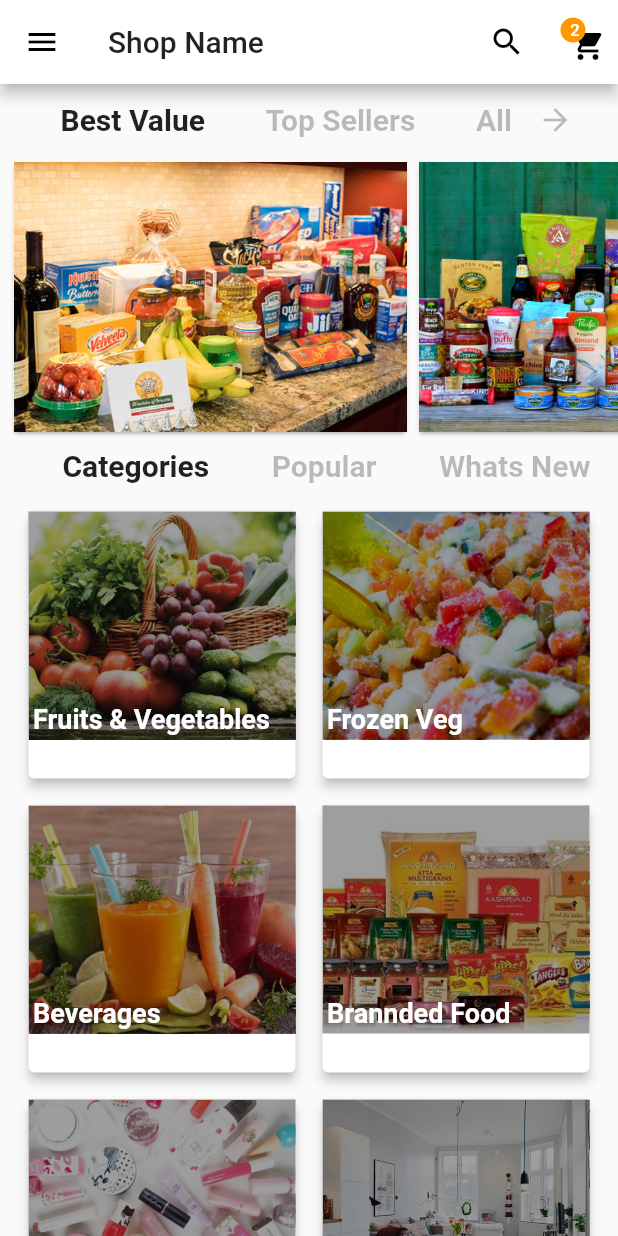
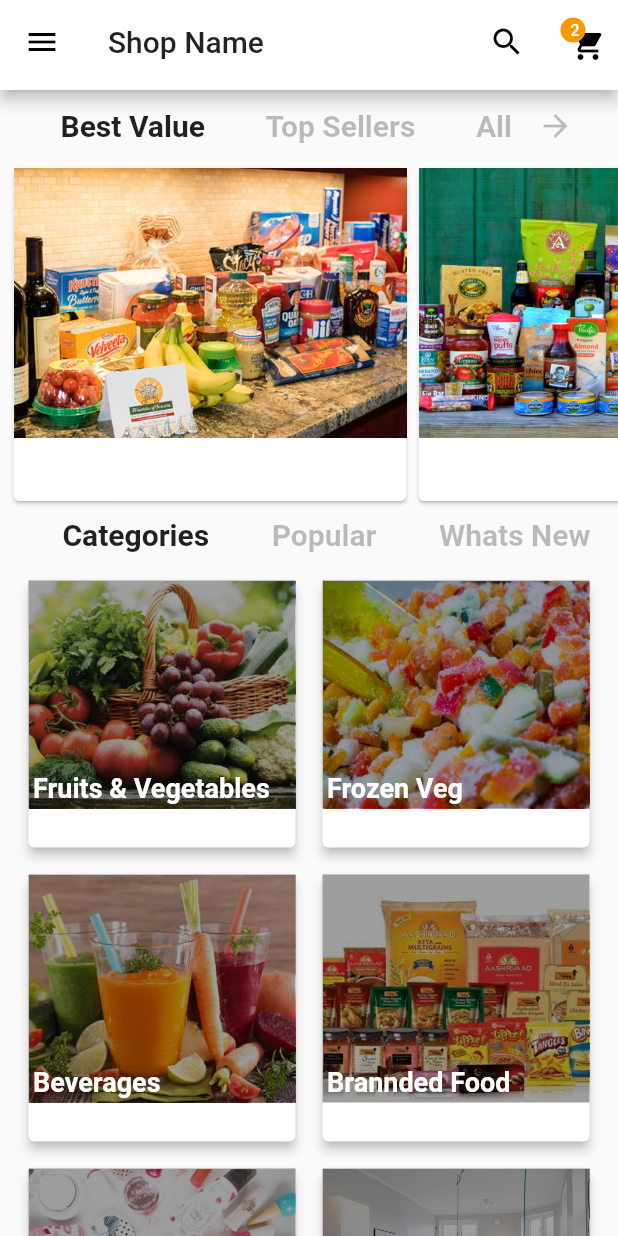
Before and after one commit to ianlikono/easygoodies, a Flutter app: the screen it shows after launch, in the side drawer, after a tap on the "search" icon, on a phone screen of 412 x 824 dp. Run offline on Flutter 3.47's test engine with Material 2 defaults, Android fonts, the phone set to English and light mode, and no system bars; network calls fail.

Commit message:
refactored homePage

```diff
--- a/lib/src/screens/home_screen.dart
+++ b/lib/src/screens/home_screen.dart
@@ -1,17 +1,12 @@
 import 'package:flutter/material.dart';
 
 import '../../utils/photo.dart';
+import '../widgets/app_bar_menu.dart';
+import '../widgets/drawer_menu.dart';
 
-class HomeScreen extends StatefulWidget {
-  @override
-  State<StatefulWidget> createState() {
-    return HomeScreenState();
-  }
-}
-
-class HomeScreenState extends State<HomeScreen> {
-  List list = ['12', '11'];
-  List<Photo> photos = <Photo>[
+class HomeScreen extends StatelessWidget {
+  final List list = ['12', '11'];
+  final List<Photo> photos = <Photo>[
     Photo(
       assetName: 'images/veg.jpg',
       title: 'Fruits & Vegetables',
@@ -48,7 +43,6 @@ class HomeScreenState extends State<HomeScreen> {
 
   final List<String> items = ['Balbhadra', 'Maulik', 'Roshi'];
   static const double height = 366.0;
-  String name = 'My Wishlist';
 
   @override
   Widget build(BuildContext context) {
@@ -60,145 +54,8 @@ class HomeScreenState extends State<HomeScreen> {
     ShapeBorder shapeBorder;
 
     return Scaffold(
-      appBar: AppBar(
-        backgroundColor: Colors.white,
-        title: Text('Shop Name'),
-        actions: <Widget>[
-          IconButton(
-            tooltip: 'Seearch',
-            icon: Icon(Icons.search),
-            onPressed: () async {
-              final int selected = await showSearch<int>(
-                context: context,
-                // delegate: _delegate,
-              );
-            },
-          ),
-          Padding(
-            padding: EdgeInsets.all(10.0),
-            child: Container(
-              height: 150.0,
-              width: 30.0,
-              child: GestureDetector(
-                onTap: () {},
-                child: Stack(
-                  children: <Widget>[
-                    IconButton(
-                      icon: Icon(Icons.shopping_cart),
-                      onPressed: () {
-                        // TODO: navigate to cart screen
-                      },
-                    ),
-                    list.length == 0
-                        ? Container()
-                        : Positioned(
-                            child: Stack(
-                              children: <Widget>[
-                                Icon(
-                                  Icons.brightness_1,
-                                  size: 20.0,
-                                  color: Colors.orange.shade500,
-                                ),
-                                Positioned(
-                                  top: 4.0,
-                                  right: 5.5,
-                                  child: Center(
-                                    child: Text(
-                                      list.length.toString(),
-                                      style: TextStyle(
-                                          color: Colors.white,
-                                          fontSize: 11.0,
-                                          fontWeight: FontWeight.w500),
-                                    ),
-                                  ),
-                                ),
-                              ],
-                            ),
-                          )
-                  ],
-                ),
-              ),
-            ),
-          ),
-        ],
-      ),
-      drawer: Drawer(
-        child: ListView(
-          children: <Widget>[
-            Card(
-              child: UserAccountsDrawerHeader(
-                accountName: Text('Ian Likono'),
-                accountEmail: Text('ianlikono@gmail.com'),
-                onDetailsPressed: () {
-                  // TODO: navigate to accounts screen
-                },
-                decoration: BoxDecoration(
-                    backgroundBlendMode: BlendMode.difference,
-                    color: Colors.white30),
-                currentAccountPicture: CircleAvatar(
-                  backgroundImage: NetworkImage(
-                      "https://www.fakenamegenerator.com/images/sil-female.png"),
-                ),
-              ),
-            ),
-            Card(
-              elevation: 4.0,
-              child: Column(
-                children: <Widget>[
-                  ListTile(
-                    leading: Icon(Icons.favorite),
-                    title: Text(name),
-                    onTap: () {
-                      // TODO: navigate to item favourite screen(Item_Screen)
-                    },
-                  ),
-                  Divider(),
-                  ListTile(
-                    leading: Icon(Icons.history),
-                    title: Text('Order History'),
-                    onTap: () {
-                      // TODO: navigate to order history page
-                    },
-                  )
-                ],
-              ),
-            ),
-            Card(
-              elevation: 4.0,
-              child: Column(
-                children: <Widget>[
-                  ListTile(
-                    leading: Icon(Icons.settings),
-                    title: Text('Settings'),
-                    onTap: () {
-                      // TODO: navigate to settings screen
-                    },
-                  ),
-                  Divider(),
-                  ListTile(
-                    leading: Icon(Icons.help),
-                    title: Text('Help'),
-                    onTap: () {
-                      // TODO: navigate to help screen
-                    },
-                  )
-                ],
-              ),
-            ),
-            Card(
-              elevation: 4.0,
-              child: ListTile(
-                leading: Icon(Icons.power_settings_new),
-                title: Text('Logout',
-                    style: TextStyle(color: Colors.redAccent, fontSize: 17.0)),
-                onTap: () {
-                  // TODO: Logout and go to login screen
-                },
-              ),
-            ),
-          ],
-        ),
-      ),
+      appBar: AppBarMenu(),
+      drawer: DrawerMenu(),
       body: SingleChildScrollView(
         child: Container(
           child: Column(children: <Widget>[
@@ -259,7 +116,7 @@ class HomeScreenState extends State<HomeScreen> {
               ],
             ),
             Container(
-              height: 188.0,
+              height: 230.0,
               margin: EdgeInsets.only(left: 5.0),
               child:
                   ListView(scrollDirection: Axis.horizontal, children: <Widget>[
@@ -521,7 +378,7 @@ class HomeScreenState extends State<HomeScreen> {
     );
   }
 
-  Icon keyloch = Icon(
+  final Icon keyloch = Icon(
     Icons.arrow_forward,
     color: Colors.black26,
   );
--- /dev/null
+++ b/lib/src/widgets/app_bar_menu.dart
@@ -0,0 +1,72 @@
+import 'package:flutter/material.dart';
+
+class AppBarMenu extends StatelessWidget implements PreferredSizeWidget {
+  @override
+  Size get preferredSize => Size.fromHeight(60.0);
+  final List list = ['12', '11'];
+  @override
+  Widget build(BuildContext context) {
+    return AppBar(
+      backgroundColor: Colors.white,
+      title: Text('Shop Name'),
+      actions: <Widget>[
+        IconButton(
+          tooltip: 'Seearch',
+          icon: Icon(Icons.search),
+          onPressed: () async {
+            final int selected = await showSearch<int>(
+              context: context,
+              // delegate: _delegate,
+            );
+          },
+        ),
+        Padding(
+          padding: EdgeInsets.all(10.0),
+          child: Container(
+            height: 150.0,
+            width: 30.0,
+            child: GestureDetector(
+              onTap: () {},
+              child: Stack(
+                children: <Widget>[
+                  IconButton(
+                    icon: Icon(Icons.shopping_cart),
+                    onPressed: () {
+                      // TODO: navigate to cart screen
+                    },
+                  ),
+                  list.length == 0
+                      ? Container()
+                      : Positioned(
+                          child: Stack(
+                            children: <Widget>[
+                              Icon(
+                                Icons.brightness_1,
+                                size: 20.0,
+                                color: Colors.orange.shade500,
+                              ),
+                              Positioned(
+                                top: 4.0,
+                                right: 5.5,
+                                child: Center(
+                                  child: Text(
+                                    list.length.toString(),
+                                    style: TextStyle(
+                                        color: Colors.white,
+                                        fontSize: 11.0,
+                                        fontWeight: FontWeight.w500),
+                                  ),
+                                ),
+                              ),
+                            ],
+                          ),
+                        )
+                ],
+              ),
+            ),
+          ),
+        ),
+      ],
+    );
+  }
+}
--- /dev/null
+++ b/lib/src/widgets/drawer_menu.dart
@@ -0,0 +1,85 @@
+import 'package:flutter/material.dart';
+
+class DrawerMenu extends StatelessWidget {
+  final String name = 'My Wishlist';
+  @override
+  Widget build(BuildContext context) {
+    return Drawer(
+      child: ListView(
+        children: <Widget>[
+          Card(
+            child: UserAccountsDrawerHeader(
+              accountName: Text('Ian Likono'),
+              accountEmail: Text('ianlikono@gmail.com'),
+              onDetailsPressed: () {
+                // TODO: navigate to accounts screen
+              },
+              decoration: BoxDecoration(
+                  backgroundBlendMode: BlendMode.difference,
+                  color: Colors.white30),
+              currentAccountPicture: CircleAvatar(
+                backgroundImage: NetworkImage(
+                    "https://www.fakenamegenerator.com/images/sil-female.png"),
+              ),
+            ),
+          ),
+          Card(
+            elevation: 4.0,
+            child: Column(
+              children: <Widget>[
+                ListTile(
+                  leading: Icon(Icons.favorite),
+                  title: Text(name),
+                  onTap: () {
+                    // TODO: navigate to item favourite screen(Item_Screen)
+                  },
+                ),
+                Divider(),
+                ListTile(
+                  leading: Icon(Icons.history),
+                  title: Text('Order History'),
+                  onTap: () {
+                    // TODO: navigate to order history page
+                  },
+                )
+              ],
+            ),
+          ),
+          Card(
+            elevation: 4.0,
+            child: Column(
+              children: <Widget>[
+                ListTile(
+                  leading: Icon(Icons.settings),
+                  title: Text('Settings'),
+                  onTap: () {
+                    // TODO: navigate to settings screen
+                  },
+                ),
+                Divider(),
+                ListTile(
+                  leading: Icon(Icons.help),
+                  title: Text('Help'),
+                  onTap: () {
+                    // TODO: navigate to help screen
+                  },
+                )
+              ],
+            ),
+          ),
+          Card(
+            elevation: 4.0,
+            child: ListTile(
+              leading: Icon(Icons.power_settings_new),
+              title: Text('Logout',
+                  style: TextStyle(color: Colors.redAccent, fontSize: 17.0)),
+              onTap: () {
+                // TODO: Logout and go to login screen
+              },
+            ),
+          ),
+        ],
+      ),
+    );
+  }
+}
```
Also changed, not shown: lib/src/widgets/app_bar_search.dart (deleted, +0 -14 lines), lib/src/widgets/shop_appbar.dart (deleted, +0 -43 lines).
